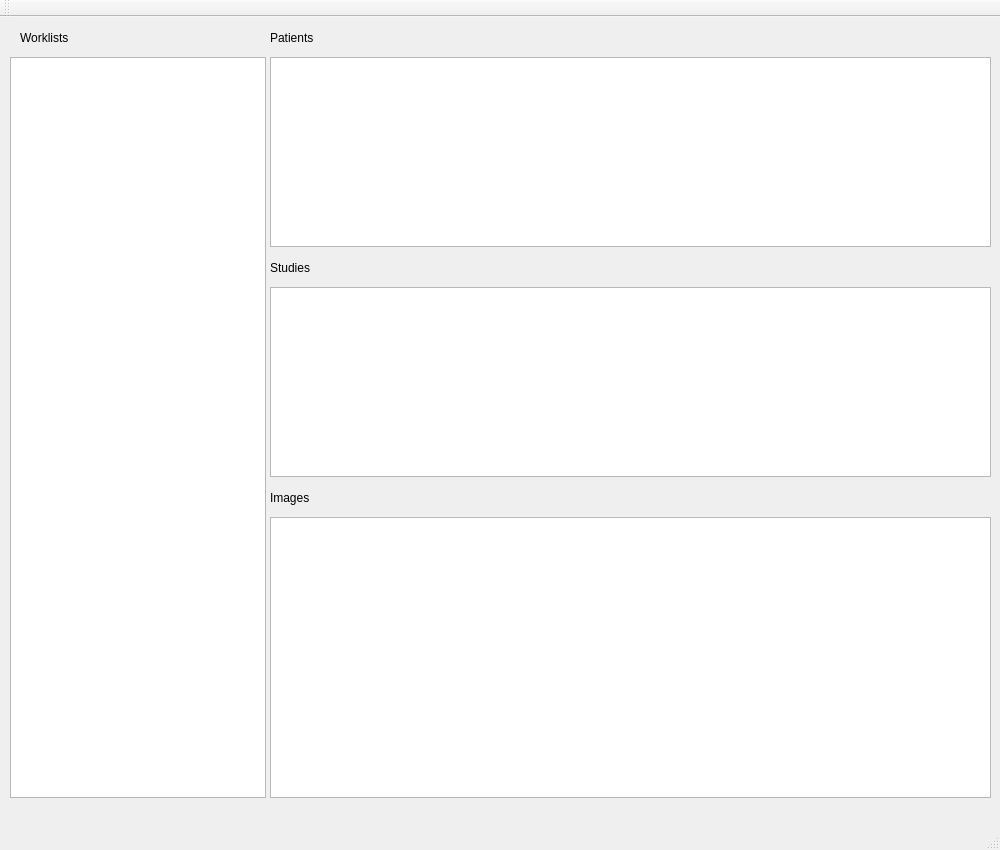
First picture: the form in WorklistInterface/Worklist Interface/WorklistWindowLayout.ui, repository computationalpathologygroup/ASAP, before the edit.
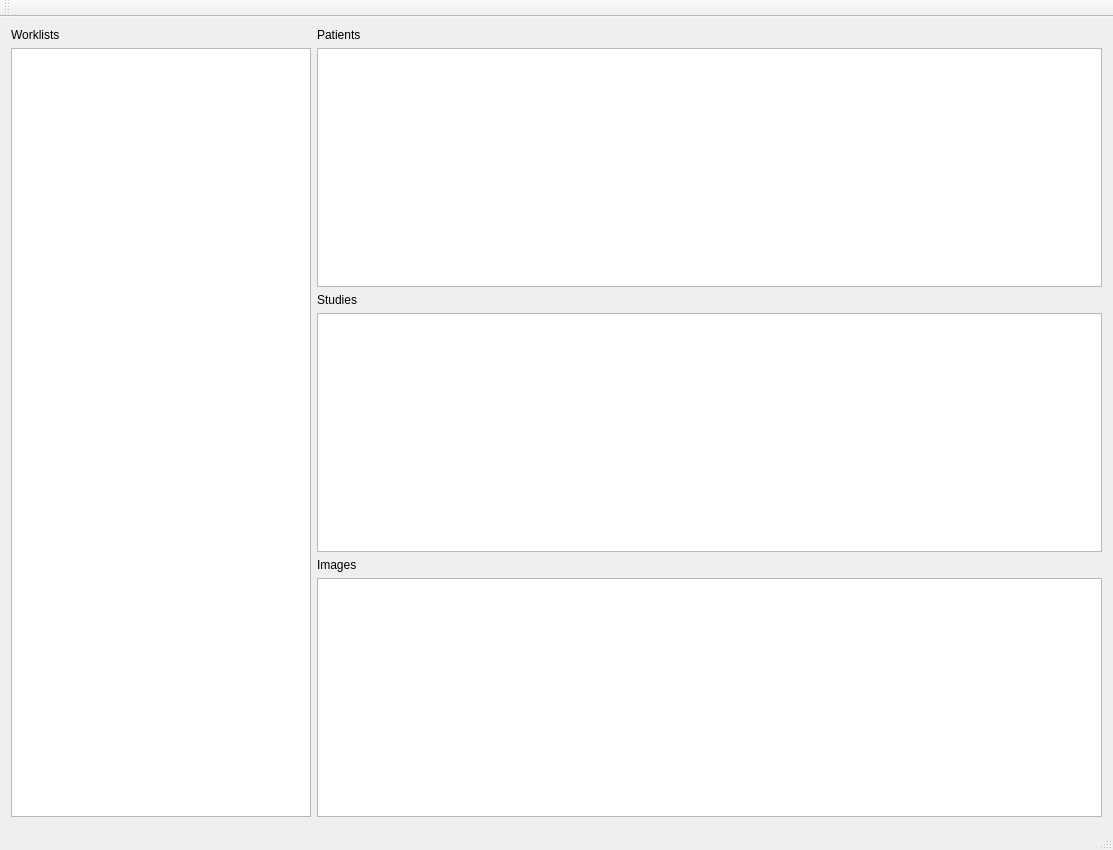
Second picture: the form after the edit.

Commit message:
- Updates the layout files to include auto-resizing - Renames the layout files
#91

Patch:
```diff
--- a/WorklistInterface/Worklist Interface/WorklistWindowLayout.ui
+++ b/WorklistInterface/Worklist Interface/WorklistWindowLayout.ui
@@ -6,7 +6,7 @@
    <rect>
     <x>0</x>
     <y>0</y>
-    <width>1000</width>
+    <width>1113</width>
     <height>850</height>
    </rect>
   </property>
@@ -14,14 +14,34 @@
    <string>Worklistinterface</string>
   </property>
   <widget class="QWidget" name="centralWidget">
+   <layout class="QGridLayout" name="gridLayout">
+    <item row="0" column="0">
+     <widget class="QLabel" name="label_worklists">
+      <property name="text">
+       <string>Worklists</string>
+      </property>
+     </widget>
+    </item>
+    <item row="0" column="1">
+     <widget class="QLabel" name="label_patients">
+      <property name="text">
+       <string>Patients</string>
+      </property>
+     </widget>
+    </item>
+    <item row="1" column="0" rowspan="5">
    <widget class="QTreeView" name="WorklistView">
-    <property name="geometry">
-     <rect>
-      <x>10</x>
-      <y>40</y>
-      <width>256</width>
-      <height>741</height>
-     </rect>
+      <property name="minimumSize">
+       <size>
+        <width>300</width>
+        <height>0</height>
+       </size>
+      </property>
+      <property name="maximumSize">
+       <size>
+        <width>300</width>
+        <height>16777215</height>
+       </size>
     </property>
     <property name="rootIsDecorated">
      <bool>true</bool>
@@ -30,15 +50,9 @@
      <bool>true</bool>
     </property>
    </widget>
+    </item>
+    <item row="1" column="1">
    <widget class="QTableView" name="PatientView">
-    <property name="geometry">
-     <rect>
-      <x>270</x>
-      <y>40</y>
-      <width>721</width>
-      <height>190</height>
-     </rect>
-    </property>
     <attribute name="horizontalHeaderCascadingSectionResizes">
      <bool>true</bool>
     </attribute>
@@ -58,28 +72,30 @@
      <number>20</number>
     </attribute>
    </widget>
+    </item>
+    <item row="2" column="1">
+     <widget class="QLabel" name="label_studies">
+      <property name="text">
+       <string>Studies</string>
+      </property>
+     </widget>
+    </item>
+    <item row="3" column="1">
    <widget class="QTableView" name="StudyView">
-    <property name="geometry">
-     <rect>
-      <x>270</x>
-      <y>270</y>
-      <width>721</width>
-      <height>190</height>
-     </rect>
-    </property>
     <attribute name="verticalHeaderVisible">
      <bool>false</bool>
     </attribute>
    </widget>
+    </item>
+    <item row="4" column="1">
+     <widget class="QLabel" name="label_images">
+      <property name="text">
+       <string>Images</string>
+      </property>
+     </widget>
+    </item>
+    <item row="5" column="1">
    <widget class="QListView" name="ImageView">
-    <property name="geometry">
-     <rect>
-      <x>270</x>
-      <y>500</y>
-      <width>721</width>
-      <height>281</height>
-     </rect>
-    </property>
     <property name="iconSize">
      <size>
       <width>200</width>
@@ -93,58 +109,8 @@
      <enum>QListView::IconMode</enum>
     </property>
    </widget>
-   <widget class="QLabel" name="label_worklists">
-    <property name="geometry">
-     <rect>
-      <x>20</x>
-      <y>10</y>
-      <width>121</width>
-      <height>21</height>
-     </rect>
-    </property>
-    <property name="text">
-     <string>Worklists</string>
-    </property>
-   </widget>
-   <widget class="QLabel" name="label_patients">
-    <property name="geometry">
-     <rect>
-      <x>270</x>
-      <y>10</y>
-      <width>71</width>
-      <height>21</height>
-     </rect>
-    </property>
-    <property name="text">
-     <string>Patients</string>
-    </property>
-   </widget>
-   <widget class="QLabel" name="label_studies">
-    <property name="geometry">
-     <rect>
-      <x>270</x>
-      <y>240</y>
-      <width>101</width>
-      <height>21</height>
-     </rect>
-    </property>
-    <property name="text">
-     <string>Studies</string>
-    </property>
-   </widget>
-   <widget class="QLabel" name="label_images">
-    <property name="geometry">
-     <rect>
-      <x>270</x>
-      <y>470</y>
-      <width>81</width>
-      <height>21</height>
-     </rect>
-    </property>
-    <property name="text">
-     <string>Images</string>
-    </property>
-   </widget>
+    </item>
+   </layout>
   </widget>
   <widget class="QMenuBar" name="menuBar">
    <property name="geometry">
```
Left out of the diff: 2 changed lines with no effect on the pictures. Lines whose indentation alone changed are shown as unchanged. The commit also changes 2 other files.
